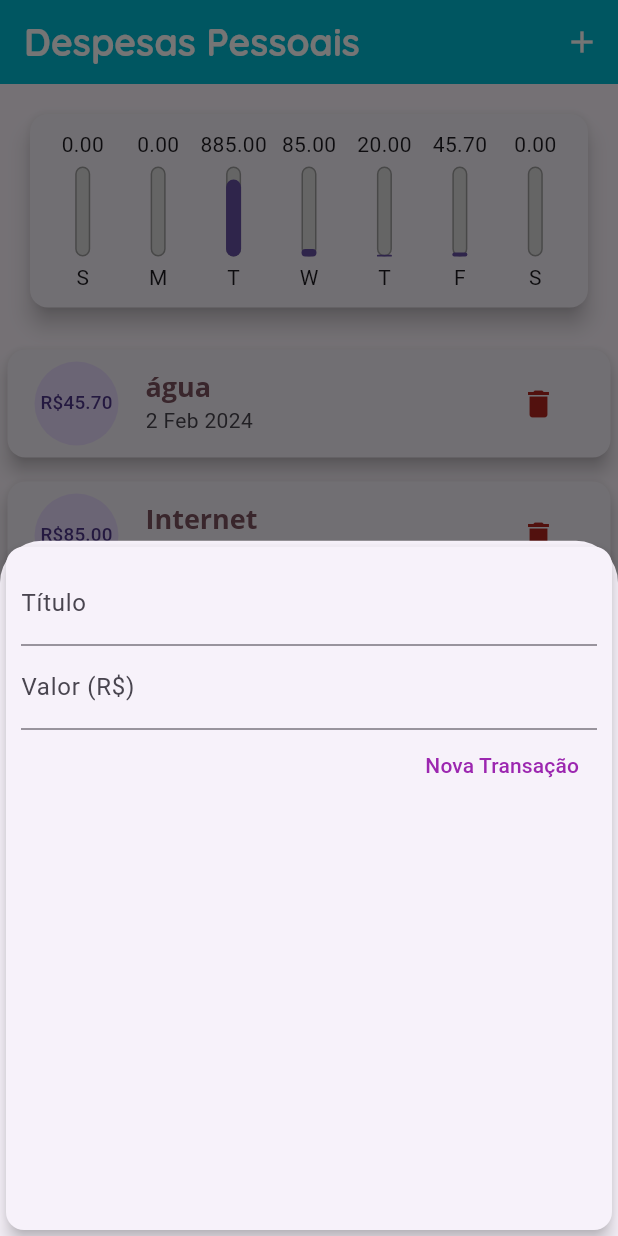
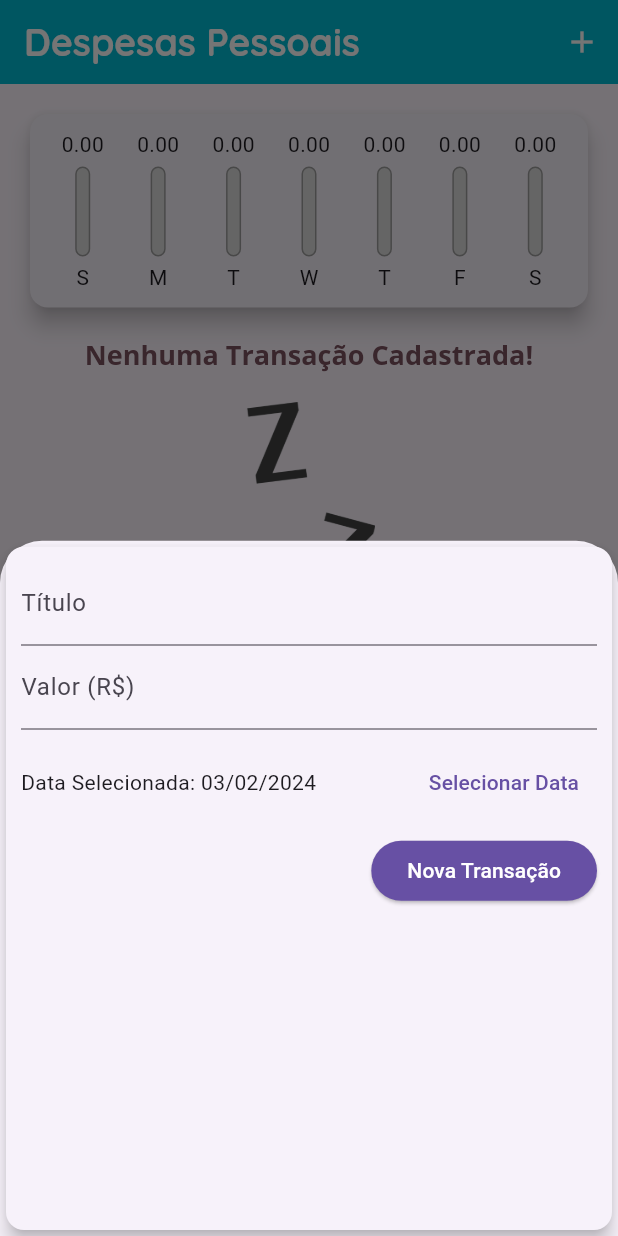
Before and after one commit to TiagoLemosNeitzke/app_controle_despesas, a Flutter app: the screen it shows after launch, after a tap on the "add" icon, on a phone screen of 412 x 824 dp. Run offline on Flutter 3.47's test engine with Material 3 defaults, Android fonts, the phone set to English and light mode, and no system bars.

Commit message:
cadastrando com data selecionada pelo user

```diff
--- a/lib/components/chart.dart
+++ b/lib/components/chart.dart
@@ -46,8 +46,9 @@ class Chart extends StatelessWidget {
         child: Row(
             mainAxisAlignment: MainAxisAlignment.spaceAround,
             children: groupedTransactions.map((tr) {
-              final double percentage =
-                  (tr['value'] as double) / _weekTotalValue;
+              final percentage = _weekTotalValue == 0
+                  ? 0.0
+                  : (tr['value'] as double) / _weekTotalValue;
               return Flexible(
                 fit: FlexFit.tight,
                 child: ChartBar(
--- a/lib/components/transaction_form.dart
+++ b/lib/components/transaction_form.dart
@@ -1,9 +1,9 @@
 import 'package:flutter/material.dart';
+import 'package:intl/intl.dart';
 
 //ess é a classe do formulário
 class TransactionForm extends StatefulWidget {
-  final void Function(String, double) onSubmit;
-
+  final void Function(String, double, DateTime) onSubmit;
   const TransactionForm(this.onSubmit, {Key? key}) : super(key: key);
 
   @override
@@ -18,18 +18,34 @@ class TransactionForm extends StatefulWidget {
 //o método _addTransaction é chamado quando o usuário clica no botão "Nova Transação", ele cria um novo objeto do tipo Transaction e adiciona na lista de transações, depois fecha o modal
 class _TransactionFormState extends State<TransactionForm> {
   final titleController = TextEditingController();
-
   final valueController = TextEditingController();
+  DateTime? _selectedDate = DateTime.now();
 
   _submitForm() {
     final title = titleController.text;
     final value = double.tryParse(valueController.text) ?? 0;
 
-    if (title.isEmpty || value <= 0) {
+    if (title.isEmpty || value <= 0 || _selectedDate == null) {
       return;
     }
 // aqui eu chamo o método(onSubmit) que foi passado via construtor, se tivesse outros métodos eu poderia chamar aqui também usando widget.nomeDoMetodo(parametros se tiver)
-    widget.onSubmit(title, value);
+    widget.onSubmit(title, value, _selectedDate!);
+  }
+
+  _showDatePicker() {
+    showDatePicker(
+      context: context,
+      initialDate: DateTime.now(),
+      firstDate: DateTime(2024),
+      lastDate: DateTime.now(),
+    ).then((pickedDate) {
+      if (pickedDate == null) {
+        return;
+      }
+      setState(() {
+        _selectedDate = pickedDate;
+      });
+    });
   }
 
   @override
@@ -56,17 +72,48 @@ class _TransactionFormState extends State<TransactionForm> {
                 labelText: 'Valor (R\$)',
               ),
             ),
+            Container(
+              height: 70,
+              child: Row(
+                children: <Widget>[
+                  Expanded(
+                    child: Text(
+                      _selectedDate == null
+                          ? 'Nenhuma data selecionada'
+                          : 'Data Selecionada: ${DateFormat('dd/MM/y').format(_selectedDate!)}',
+                    ),
+                  ),
+                  TextButton(
+                    style: TextButton.styleFrom(
+                      foregroundColor: Theme.of(context).primaryColor,
+                    ),
+                    child: Text(
+                      'Selecionar Data',
+                      style: TextStyle(
+                        color: Theme.of(context).primaryColor,
+                      ),
+                    ),
+                    onPressed: () {
+                      _showDatePicker();
+                    },
+                  ),
+                ],
+              ),
+            ),
             Row(
               mainAxisAlignment: MainAxisAlignment.end,
               children: <Widget>[
-                TextButton(
+                ElevatedButton(
+                  style: ElevatedButton.styleFrom(
+                    backgroundColor: Theme.of(context).primaryColor,
+                  ),
+                  onPressed: _submitForm,
                   child: const Text(
                     'Nova Transação',
                     style: TextStyle(
-                      color: Colors.purple,
+                      color: Colors.white,
                     ),
                   ),
-                  onPressed: _submitForm,
                 )
               ],
             ),
--- a/lib/components/transaction_list.dart
+++ b/lib/components/transaction_list.dart
@@ -5,7 +5,6 @@ import '../models/transaction.dart';
 
 class TransactionList extends StatelessWidget {
   final List<Transaction> transactions;
-
   const TransactionList(this.transactions, {Key? key}) : super(key: key);
 
   @override
--- a/lib/main.dart
+++ b/lib/main.dart
@@ -54,28 +54,7 @@ class MyHomePage extends StatefulWidget {
 }
 
 class _MyHomePageState extends State<MyHomePage> {
-  final List<Transaction> _transactions = [
-    Transaction(
-        id: "0",
-        title: "água",
-        value: 45.70,
-        date: DateTime.now().subtract(const Duration(days: 1))),
-    Transaction(
-        id: "1",
-        title: "Internet",
-        value: 85.0,
-        date: DateTime.now().subtract(const Duration(days: 3))),
-    Transaction(
-        id: "2",
-        title: "lanche",
-        value: 20.0,
-        date: DateTime.now().subtract(const Duration(days: 2))),
-    Transaction(
-        id: "3",
-        title: "cartão",
-        value: 885.0,
-        date: DateTime.now().subtract(const Duration(days: 4))),
-  ];
+  final List<Transaction> _transactions = [];
 
   List<Transaction> get _recentTransactions {
     return _transactions.where((tr) {
@@ -85,12 +64,12 @@ class _MyHomePageState extends State<MyHomePage> {
     }).toList();
   }
 
-  _addTransaction(String title, double value) {
+  _addTransaction(String title, double value, DateTime date) {
     final newTransaction = Transaction(
       id: Random().nextDouble().toString(),
       title: title,
       value: value,
-      date: DateTime.now(),
+      date: date,
     );
 
     setState(() {
```
